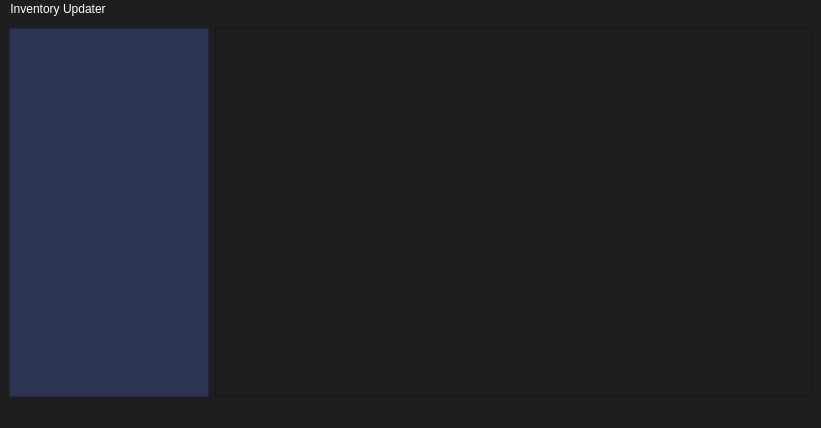
Above: mainwindow.ui from aperriz/InventoryUpdater before the change. Below: the same form after it.
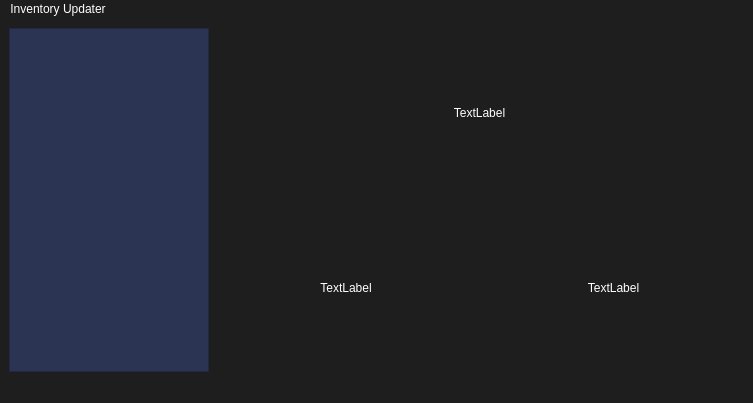
That is the form after the change.

Diff of the .ui file:
```diff
--- a/mainwindow.ui
+++ b/mainwindow.ui
@@ -6,10 +6,22 @@
    <rect>
     <x>0</x>
     <y>0</y>
-    <width>821</width>
-    <height>428</height>
+    <width>753</width>
+    <height>403</height>
    </rect>
   </property>
+  <property name="sizePolicy">
+   <sizepolicy hsizetype="Fixed" vsizetype="Preferred">
+    <horstretch>0</horstretch>
+    <verstretch>0</verstretch>
+   </sizepolicy>
+  </property>
+  <property name="maximumSize">
+   <size>
+    <width>16777215</width>
+    <height>16777215</height>
+   </size>
+  </property>
   <property name="windowTitle">
    <string>MTG Card Manager</string>
   </property>
@@ -28,9 +40,6 @@
   </property>
   <widget class="QWidget" name="centralwidget">
    <layout class="QGridLayout" name="gridLayout">
-    <item row="0" column="1">
-     <widget class="QListView" name="listView"/>
-    </item>
     <item row="0" column="0">
      <widget class="QTableWidget" name="cardTableWidget">
       <property name="maximumSize">
@@ -56,6 +65,58 @@
       </attribute>
      </widget>
     </item>
+    <item row="0" column="1">
+     <layout class="QGridLayout" name="cardGrid">
+      <item row="1" column="0">
+       <widget class="QLabel" name="label_2">
+        <property name="sizePolicy">
+         <sizepolicy hsizetype="MinimumExpanding" vsizetype="MinimumExpanding">
+          <horstretch>0</horstretch>
+          <verstretch>0</verstretch>
+         </sizepolicy>
+        </property>
+        <property name="text">
+         <string>TextLabel</string>
+        </property>
+        <property name="alignment">
+         <set>Qt::AlignCenter</set>
+        </property>
+       </widget>
+      </item>
+      <item row="1" column="1">
+       <widget class="QLabel" name="label_3">
+        <property name="sizePolicy">
+         <sizepolicy hsizetype="MinimumExpanding" vsizetype="MinimumExpanding">
+          <horstretch>0</horstretch>
+          <verstretch>0</verstretch>
+         </sizepolicy>
+        </property>
+        <property name="text">
+         <string>TextLabel</string>
+        </property>
+        <property name="alignment">
+         <set>Qt::AlignCenter</set>
+        </property>
+       </widget>
+      </item>
+      <item row="0" column="0" colspan="2">
+       <widget class="QLabel" name="cardImageLabel">
+        <property name="sizePolicy">
+         <sizepolicy hsizetype="MinimumExpanding" vsizetype="MinimumExpanding">
+          <horstretch>0</horstretch>
+          <verstretch>0</verstretch>
+         </sizepolicy>
+        </property>
+        <property name="text">
+         <string>TextLabel</string>
+        </property>
+        <property name="alignment">
+         <set>Qt::AlignCenter</set>
+        </property>
+       </widget>
+      </item>
+     </layout>
+    </item>
    </layout>
   </widget>
   <widget class="QMenuBar" name="menubar">
@@ -63,7 +124,7 @@
     <rect>
      <x>0</x>
      <y>0</y>
-     <width>821</width>
+     <width>753</width>
      <height>21</height>
     </rect>
    </property>
```
